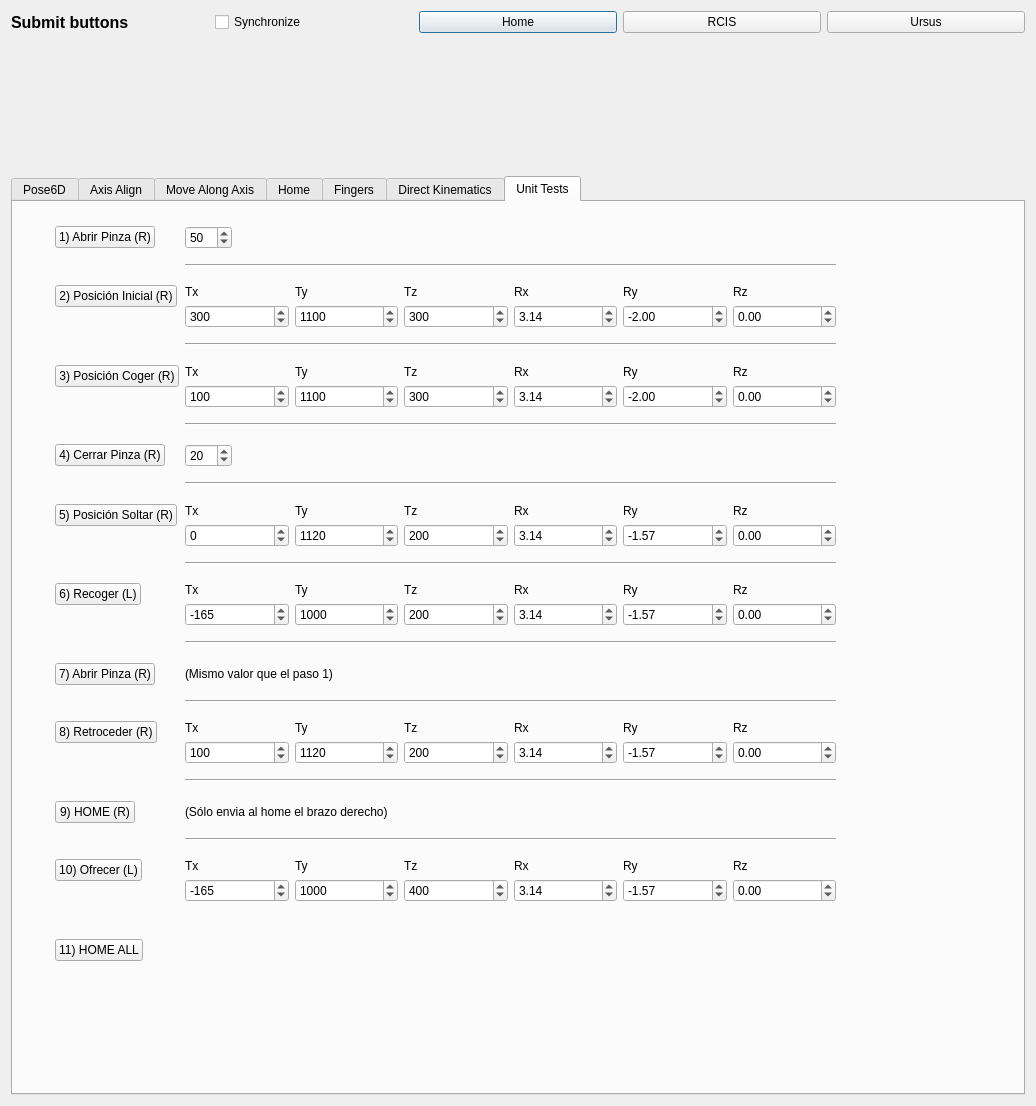
This is components/inversekinematicsTesterComp/src/guiDlg.ui in robocomp/robocomp-shelly as Qt 5 draws it before an edit. The edited form follows.
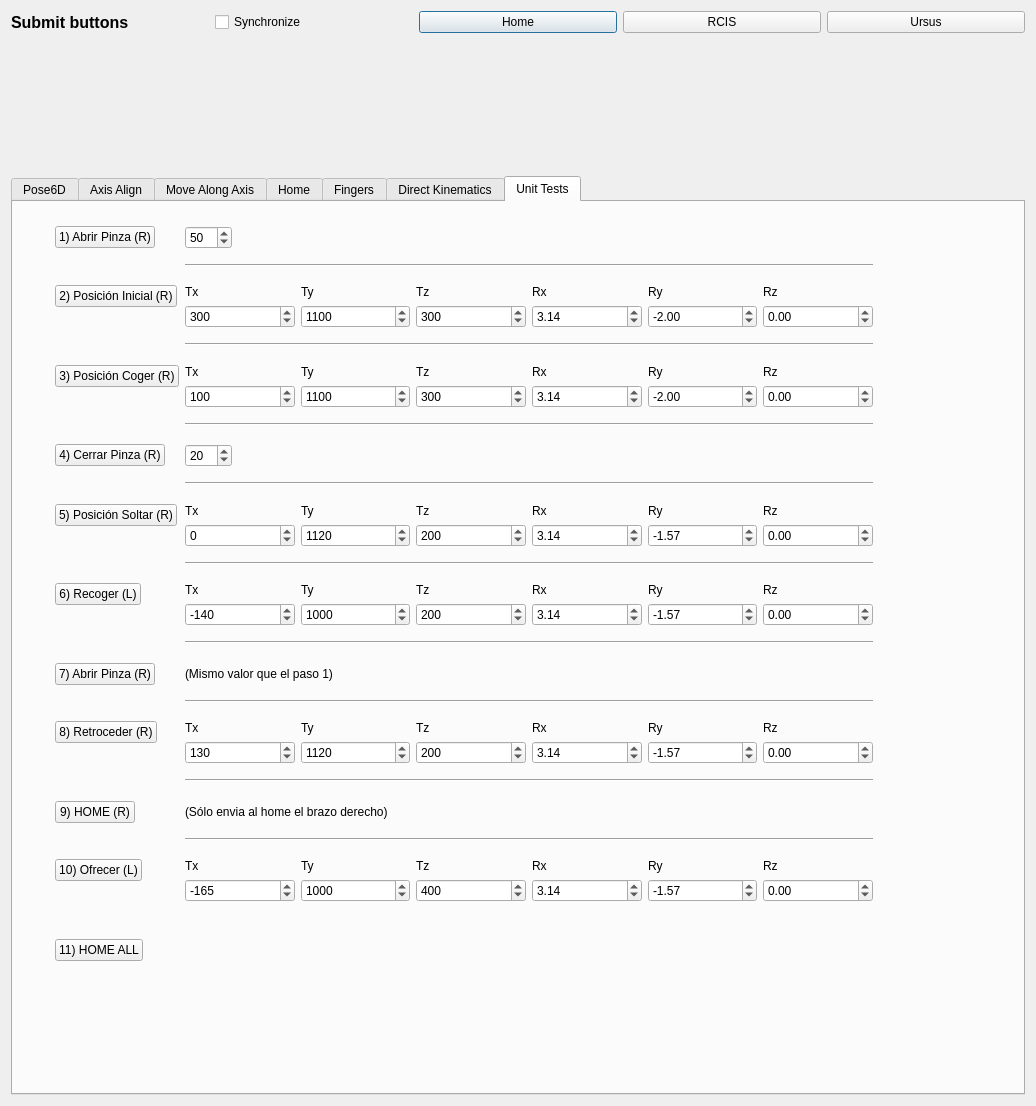
This is the edited form.

Diff of the .ui file:
```diff
--- a/components/inversekinematicsTesterComp/src/guiDlg.ui
+++ b/components/inversekinematicsTesterComp/src/guiDlg.ui
@@ -2731,12 +2731,12 @@
         <attribute name="title">
          <string>Unit Tests</string>
         </attribute>
-        <widget class="QWidget" name="">
+        <widget class="QWidget" name="layoutWidget">
          <property name="geometry">
           <rect>
            <x>42</x>
            <y>24</y>
-           <width>781</width>
+           <width>818</width>
            <height>735</height>
           </rect>
          </property>
@@ -3468,7 +3468,7 @@
                  <double>100000000.000000000000000</double>
                 </property>
                 <property name="value">
-                 <double>-165.000000000000000</double>
+                 <double>-140.000000000000000</double>
                 </property>
                </widget>
               </item>
@@ -3712,7 +3712,7 @@
                  <double>100000000.000000000000000</double>
                 </property>
                 <property name="value">
-                 <double>100.000000000000000</double>
+                 <double>130.000000000000000</double>
                 </property>
                </widget>
               </item>
```
